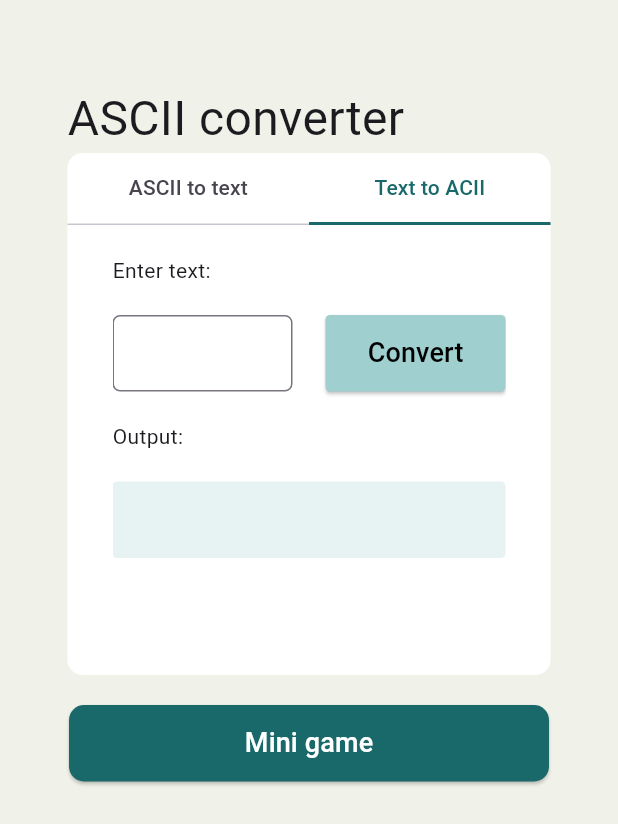
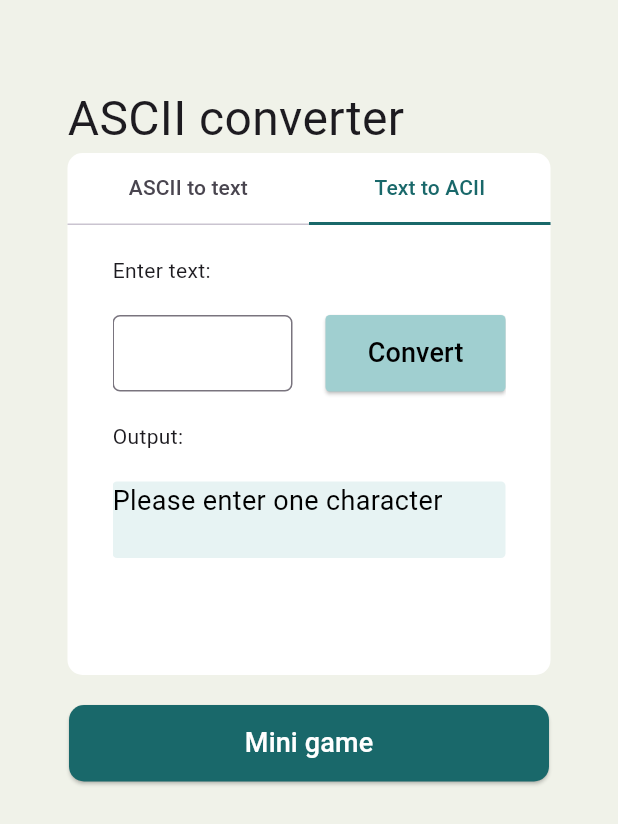
Before and after one commit to majatkaczyk/PIM, a Flutter app: the screen it shows after launch, tab 2 chosen, after a tap on "Convert", on a phone screen of 412 x 824 dp. Shown: the top 824 px of the screen. Run offline on Flutter 3.47's test engine with Material 3 defaults, Android fonts, the light colour scheme and no system bars.

Commit message:
(Flutter): Txt to ASCII conversion, validation for ASCII range

```diff
--- a/Flutter/lib/main.dart
+++ b/Flutter/lib/main.dart
@@ -39,10 +39,32 @@
 
   void _convertAsciiToCharacter() {
     int asciiCode = int.tryParse(asciiController.text) ?? 0;
-    setState(() {
-      _convertedCharacter = String.fromCharCode(asciiCode);
-    });
+
+    if (asciiCode >= 33 && asciiCode <= 126) {
+      setState(() {
+        _convertedCharacter = String.fromCharCode(asciiCode);
+      });
+    } else {
+      setState(() {
+        _convertedCharacter = 'Please enter proper number';
+      });
+    }
   }
+
+  void _convertTextToAscii() {
+    String text = asciiController.text;
+    if (text.isNotEmpty) {
+      int asciiCode = text.codeUnitAt(0);
+      setState(() {
+        _convertedCharacter = asciiCode.toString();
+      });
+    } else {
+      setState(() {
+        _convertedCharacter = "Please enter one character";
+      });
+    }
+  }
+
   void goToMiniGame() {
     Navigator.push(
       context,
@@ -152,7 +174,7 @@
                               ),
                             ),
                             ElevatedButton(
-                              onPressed: _convertAsciiToCharacter,
+                              onPressed: _convertTextToAscii,
                               style: ElevatedButton.styleFrom(
                                 backgroundColor: const Color(0xffA0CFD0),
                                 minimumSize: const Size(120, 51),
@@ -160,13 +182,13 @@
                                   borderRadius: BorderRadius.circular(3),
                                 ),
                               ),
-                              child: const Text(
-                                'Convert',
-                                style: TextStyle(
+
+                              child: Text("Convert",
+                                style: const TextStyle(
                                   fontSize: 18,
                                   color: Colors.black,
-                                ),
-                              ),),
+
+                                ),),)
 
                           ],),
                         const Padding(padding: EdgeInsets.symmetric(vertical: 20.0), child: Text("Output:")),
```
